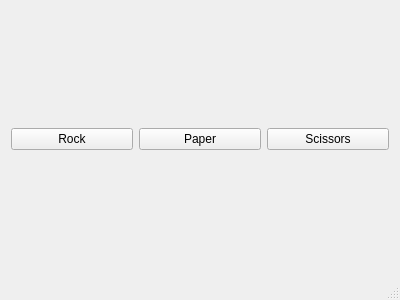
Above: mainwindow.ui from yshkvarok/rockPaperScissors-v2 before the change. Below: the same form after it.
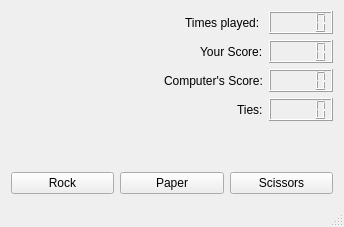
That is the form after the change.

```diff
--- a/mainwindow.ui
+++ b/mainwindow.ui
@@ -6,8 +6,8 @@
    <rect>
     <x>0</x>
     <y>0</y>
-    <width>400</width>
-    <height>300</height>
+    <width>344</width>
+    <height>227</height>
    </rect>
   </property>
   <property name="windowTitle">
@@ -15,6 +15,127 @@
   </property>
   <widget class="QWidget" name="centralWidget">
    <layout class="QVBoxLayout" name="verticalLayout">
+    <item>
+     <layout class="QHBoxLayout" name="horizontalLayout_2">
+      <item>
+       <spacer name="horizontalSpacer">
+        <property name="orientation">
+         <enum>Qt::Horizontal</enum>
+        </property>
+        <property name="sizeHint" stdset="0">
+         <size>
+          <width>40</width>
+          <height>20</height>
+         </size>
+        </property>
+       </spacer>
+      </item>
+      <item>
+       <widget class="QLabel" name="label">
+        <property name="text">
+         <string>Times played: </string>
+        </property>
+       </widget>
+      </item>
+      <item>
+       <widget class="QLCDNumber" name="lcdNumber"/>
+      </item>
+     </layout>
+    </item>
+    <item>
+     <layout class="QHBoxLayout" name="horizontalLayout_4">
+      <item>
+       <spacer name="horizontalSpacer_2">
+        <property name="orientation">
+         <enum>Qt::Horizontal</enum>
+        </property>
+        <property name="sizeHint" stdset="0">
+         <size>
+          <width>40</width>
+          <height>20</height>
+         </size>
+        </property>
+       </spacer>
+      </item>
+      <item>
+       <widget class="QLabel" name="label_2">
+        <property name="text">
+         <string>Your Score:</string>
+        </property>
+       </widget>
+      </item>
+      <item>
+       <widget class="QLCDNumber" name="lcdNumber_2"/>
+      </item>
+     </layout>
+    </item>
+    <item>
+     <layout class="QHBoxLayout" name="horizontalLayout_3">
+      <item>
+       <spacer name="horizontalSpacer_3">
+        <property name="orientation">
+         <enum>Qt::Horizontal</enum>
+        </property>
+        <property name="sizeHint" stdset="0">
+         <size>
+          <width>40</width>
+          <height>20</height>
+         </size>
+        </property>
+       </spacer>
+      </item>
+      <item>
+       <widget class="QLabel" name="label_3">
+        <property name="text">
+         <string>Computer's Score:</string>
+        </property>
+       </widget>
+      </item>
+      <item>
+       <widget class="QLCDNumber" name="lcdNumber_3"/>
+      </item>
+     </layout>
+    </item>
+    <item>
+     <layout class="QHBoxLayout" name="horizontalLayout_5">
+      <item>
+       <spacer name="horizontalSpacer_4">
+        <property name="orientation">
+         <enum>Qt::Horizontal</enum>
+        </property>
+        <property name="sizeHint" stdset="0">
+         <size>
+          <width>40</width>
+          <height>20</height>
+         </size>
+        </property>
+       </spacer>
+      </item>
+      <item>
+       <widget class="QLabel" name="label_4">
+        <property name="text">
+         <string>Ties:</string>
+        </property>
+       </widget>
+      </item>
+      <item>
+       <widget class="QLCDNumber" name="lcdNumber_4"/>
+      </item>
+     </layout>
+    </item>
+    <item>
+     <spacer name="verticalSpacer">
+      <property name="orientation">
+       <enum>Qt::Vertical</enum>
+      </property>
+      <property name="sizeHint" stdset="0">
+       <size>
+        <width>20</width>
+        <height>40</height>
+       </size>
+      </property>
+     </spacer>
+    </item>
     <item>
      <layout class="QHBoxLayout" name="horizontalLayout">
       <item>
```
Left out of the diff: 2 changed lines with no effect on the pictures.
